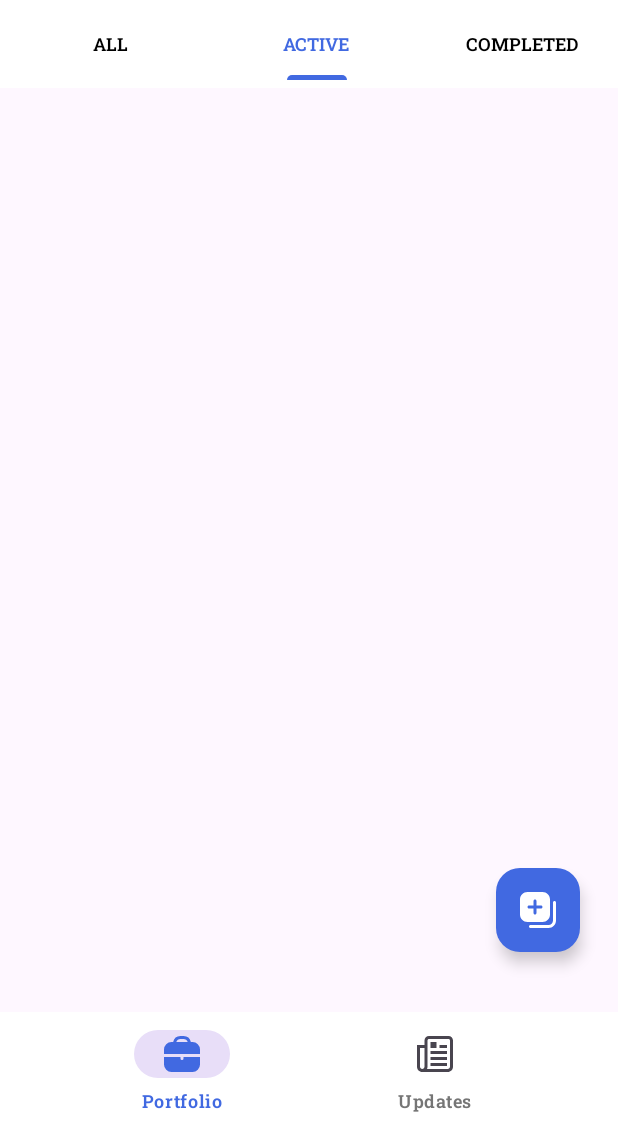
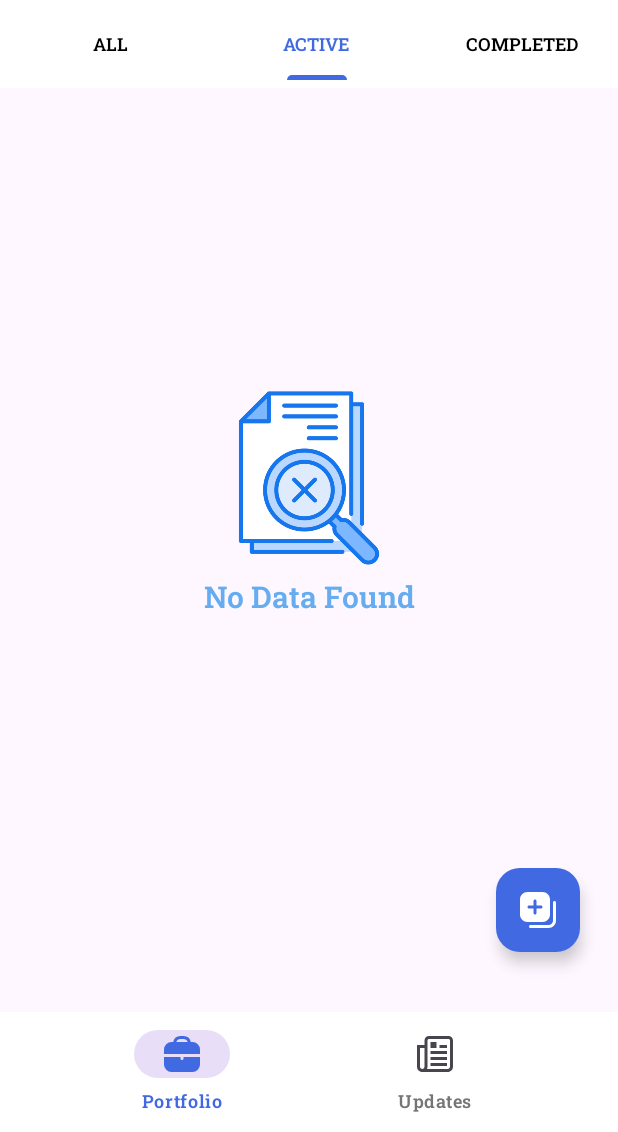
Before and after one commit to deepak1880/Finance-Portfolio-Tracker, an Android app: the screen it shows after launch (MainActivity), tab 2 chosen, on a phone screen of 412 x 824 dp, the part 104-1236 px from its top. Run offline under Robolectric (Android 15) with nearby library versions, the phone set to English and light mode, and no system bars; our stand-ins replace Dagger/Hilt's generated code, Room's generated code, navigation-ui; 2 statements that could not run were skipped.

Commit message:
No Data logic implemented

```diff
--- a/app/src/main/java/com/example/financeportfoliotracker/feature/portfolio/presentation/ui/fragments/PortFolioFragment.kt
+++ b/app/src/main/java/com/example/financeportfoliotracker/feature/portfolio/presentation/ui/fragments/PortFolioFragment.kt
@@ -62,10 +62,14 @@ class PortFolioFragment : BaseFragment<FragmentPortFolioBinding>() {
         viewModel.investments.observe(viewLifecycleOwner) { investments ->
             if (investments.isNotEmpty()) {
                 binding.rvInvestorDetails.visibility = View.VISIBLE
+                binding.noDataFound.visibility= View.GONE
+                binding.tvNoDataFound.visibility= View.GONE
                 allInvestments = investments
                 adapter.setData(allInvestments)
             } else {
                 binding.rvInvestorDetails.visibility = View.GONE
+                binding.noDataFound.visibility= View.VISIBLE
+                binding.tvNoDataFound.visibility= View.VISIBLE
             }
         }
 
@@ -77,6 +81,15 @@ class PortFolioFragment : BaseFragment<FragmentPortFolioBinding>() {
             "Active" -> allInvestments.filter { it.investmentStatus.equals("Active", true) }
             "Completed" -> allInvestments.filter { it.investmentStatus.equals("Complete", true) }
             else -> allInvestments
+        }
+        if (filtered.isEmpty()) {
+            binding.rvInvestorDetails.visibility = View.GONE
+            binding.noDataFound.visibility = View.VISIBLE
+            binding.tvNoDataFound.visibility = View.VISIBLE
+        } else {
+            binding.rvInvestorDetails.visibility = View.VISIBLE
+            binding.noDataFound.visibility = View.GONE
+            binding.tvNoDataFound.visibility = View.GONE
         }
         adapter.setData(filtered)
     }
--- a/app/src/main/res/layout/fragment_port_folio.xml
+++ b/app/src/main/res/layout/fragment_port_folio.xml
@@ -25,9 +25,8 @@
     <androidx.recyclerview.widget.RecyclerView
         android:id="@+id/rvInvestorDetails"
         android:layout_width="0dp"
-        android:layout_height="0dp"
+        android:layout_height="wrap_content"
         android:visibility="gone"
-        app:layout_constraintBottom_toBottomOf="parent"
         app:layout_constraintEnd_toEndOf="parent"
         app:layout_constraintStart_toStartOf="parent"
         app:layout_constraintTop_toBottomOf="@id/tabLayout"
@@ -48,4 +47,33 @@
         app:srcCompat="@drawable/ic_add"
         app:tint="@color/white" />
 
+    <ImageView
+        android:id="@+id/noDataFound"
+        android:layout_width="@dimen/dimen_120dp"
+        android:layout_height="@dimen/dimen_120dp"
+        android:src="@drawable/ic_no_data_found"
+        android:layout_marginStart="@dimen/dimen_100dp"
+        android:layout_marginEnd="@dimen/dimen_100dp"
+        android:layout_marginTop="@dimen/dimen_200dp"
+        app:layout_constraintStart_toStartOf="parent"
+        app:layout_constraintEnd_toEndOf="parent"
+        app:layout_constraintTop_toBottomOf="@+id/rvInvestorDetails"
+        app:layout_constraintBottom_toTopOf="@+id/tvNoDataFound"
+        />
+    <TextView
+        android:id="@+id/tvNoDataFound"
+        android:layout_width="wrap_content"
+        android:layout_height="0dp"
+        android:fontFamily="@font/roboto_semibold"
+        android:layout_marginTop="@dimen/dimen_5dp"
+        android:text="No Data Found"
+        android:visibility="gone"
+        android:textColor="@color/blue"
+        android:textSize="@dimen/dimen_20sp"
+        app:layout_constraintStart_toStartOf="parent"
+        app:layout_constraintEnd_toEndOf="parent"
+        app:layout_constraintTop_toBottomOf="@+id/noDataFound"
+        />
+
+
 </androidx.constraintlayout.widget.ConstraintLayout>
--- a/app/src/main/res/values/colors.xml
+++ b/app/src/main/res/values/colors.xml
@@ -10,4 +10,5 @@
     <color name="success_green">#4CAF50</color>
     <color name="warning_orange">#FF9800</color>
     <color name="error_red">#F44336</color>
+    <color name="blue">#65ACF0</color>
 </resources>
```
Also changed, not shown: app/src/main/res/drawable/ic_no_data_found.png (added).
